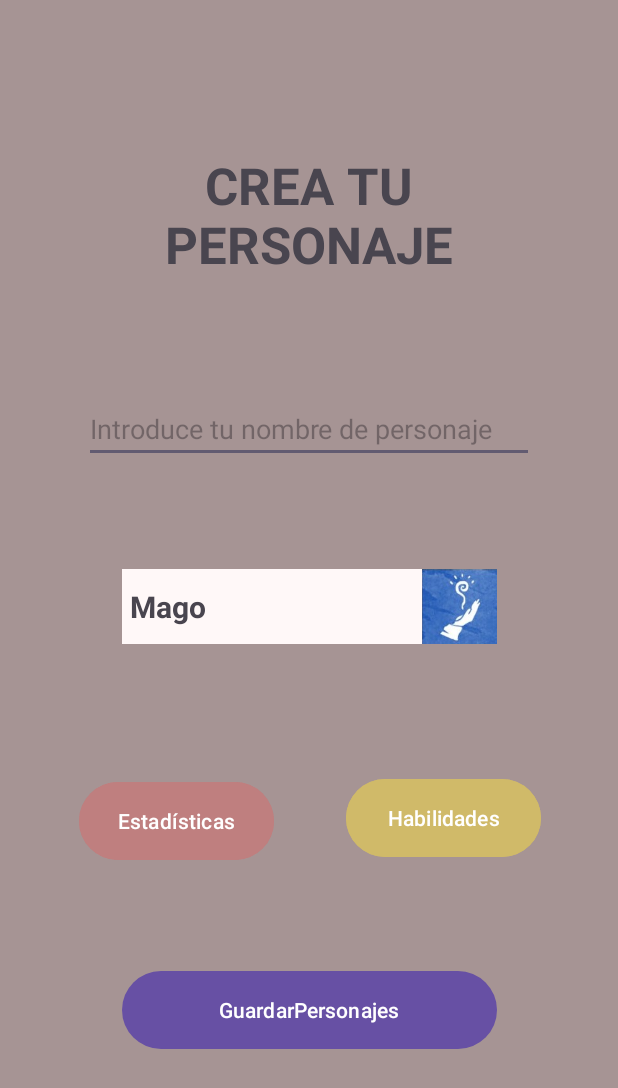
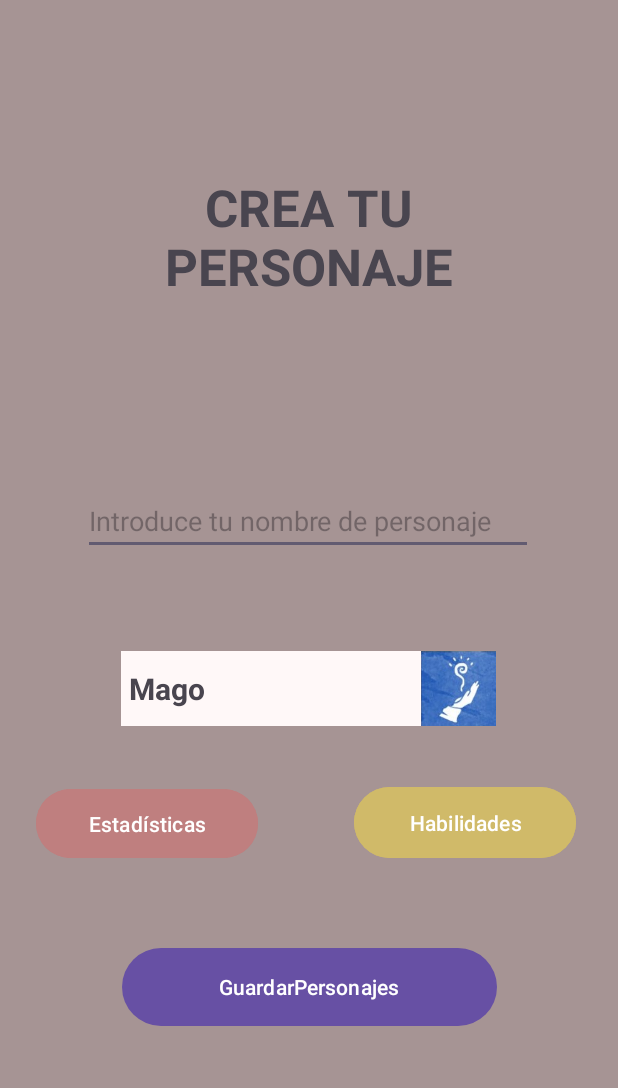
Before and after one commit to huizhou03/Pareja4PracticaFinal1PMDM, an Android app: the MainActivity2 screen opened directly, with no data from a screen before it, on a phone screen of 412 x 824 dp. Shown: the top 1088 px of the screen. Run offline under Robolectric (Android 15) with nearby library versions, the phone set to English and light mode, and no system bars; Roboto replaces fonts that are not available here.

Commit message:
cambiado constraints

```diff
--- a/app/src/main/res/layout/activity_main2.xml
+++ b/app/src/main/res/layout/activity_main2.xml
@@ -13,37 +13,37 @@
         android:id="@+id/nombrePersonaje"
         android:layout_width="300dp"
         android:layout_height="40dp"
-        android:layout_marginStart="26dp"
-        android:layout_marginEnd="26dp"
-        android:layout_marginBottom="36dp"
+        android:layout_marginBottom="64dp"
         android:ems="10"
         android:hint="Introduce tu nombre de personaje"
         android:inputType="text"
         app:layout_constraintBottom_toTopOf="@+id/spinner"
         app:layout_constraintEnd_toEndOf="parent"
-        app:layout_constraintStart_toStartOf="parent"
-        app:layout_constraintTop_toBottomOf="@+id/tituloPage2" />
+        app:layout_constraintHorizontal_bias="0.495"
+        app:layout_constraintStart_toStartOf="parent" />
 
     <Button
         android:id="@+id/estadisticas"
-        android:layout_width="130dp"
-        android:layout_height="60dp"
-        android:layout_marginStart="35dp"
-        android:layout_marginTop="2dp"
-        android:layout_marginEnd="31dp"
+        android:layout_width="148dp"
+        android:layout_height="54dp"
+        android:layout_marginStart="24dp"
+        android:layout_marginTop="38dp"
+        android:layout_marginBottom="52dp"
         android:backgroundTint="#BF7F7F"
         android:onClick="estadisticas"
         android:text="Estadísticas"
-        app:layout_constraintEnd_toStartOf="@+id/habilidades"
+        app:layout_constraintBottom_toTopOf="@+id/guardarPersonaje"
         app:layout_constraintStart_toStartOf="parent"
-        app:layout_constraintTop_toTopOf="@+id/habilidades" />
+        app:layout_constraintTop_toBottomOf="@+id/spinner"
+        app:layout_constraintVertical_bias="0.0" />
 
     <Button
         android:id="@+id/habilidades"
-        android:layout_width="130dp"
-        android:layout_height="60dp"
-        android:layout_marginEnd="34dp"
-        android:layout_marginBottom="33dp"
+        android:layout_width="148dp"
+        android:layout_height="55dp"
+        android:layout_marginTop="37dp"
+        android:layout_marginEnd="28dp"
+        android:layout_marginBottom="52dp"
         android:width="10dp"
         android:height="10dp"
         android:backgroundTint="#D0BA69"
@@ -51,47 +51,38 @@
         android:text="Habilidades"
         app:layout_constraintBottom_toTopOf="@+id/guardarPersonaje"
         app:layout_constraintEnd_toEndOf="parent"
-        app:layout_constraintStart_toEndOf="@+id/estadisticas"
-        app:layout_constraintTop_toBottomOf="@+id/spinner" />
+        app:layout_constraintTop_toBottomOf="@+id/spinner"
+        app:layout_constraintVertical_bias="1.0" />
 
     <Button
         android:id="@+id/guardarPersonaje"
         android:layout_width="250dp"
         android:layout_height="60dp"
-        android:layout_marginStart="55dp"
-        android:layout_marginEnd="55dp"
-        android:layout_marginBottom="86dp"
+        android:layout_marginBottom="136dp"
         android:onClick="guardarPersonaje"
         android:text="GuardarPersonajes"
         app:layout_constraintBottom_toBottomOf="parent"
         app:layout_constraintEnd_toEndOf="parent"
-        app:layout_constraintStart_toStartOf="parent"
-        app:layout_constraintTop_toBottomOf="@+id/habilidades" />
+        app:layout_constraintStart_toStartOf="parent" />
 
     <Spinner
         android:id="@+id/spinner"
         android:layout_width="250dp"
         android:layout_height="50dp"
-        android:layout_marginStart="55dp"
-        android:layout_marginEnd="55dp"
-        android:layout_marginBottom="52dp"
+        android:layout_marginBottom="144dp"
         android:background="#D9C6C6"
         android:backgroundTint="#FFF8F8"
         android:foregroundTint="#4BD5B4B4"
         android:popupBackground="@android:drawable/alert_dark_frame"
-        app:layout_constraintBottom_toTopOf="@+id/habilidades"
+        app:layout_constraintBottom_toTopOf="@+id/guardarPersonaje"
         app:layout_constraintEnd_toEndOf="parent"
-        app:layout_constraintStart_toStartOf="parent"
-        app:layout_constraintTop_toBottomOf="@+id/nombrePersonaje" />
+        app:layout_constraintHorizontal_bias="0.496"
+        app:layout_constraintStart_toStartOf="parent" />
 
     <TextView
         android:id="@+id/tituloPage2"
-        android:layout_width="316dp"
-        android:layout_height="81dp"
-        android:layout_marginStart="24dp"
-        android:layout_marginTop="66dp"
-        android:layout_marginEnd="24dp"
-        android:layout_marginBottom="52dp"
+        android:layout_width="315dp"
+        android:layout_height="100dp"
         android:text="CREA TU PERSONAJE"
         android:textAlignment="center"
         android:textSize="34sp"
```
Also changed, not shown: 1 other file.
